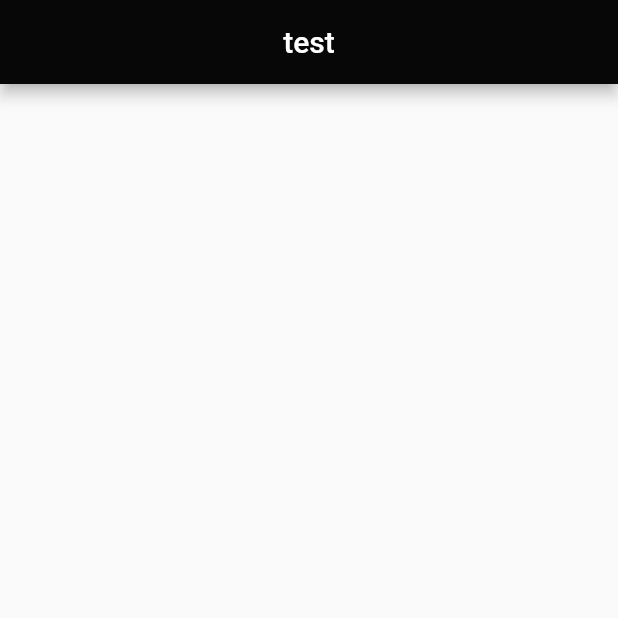
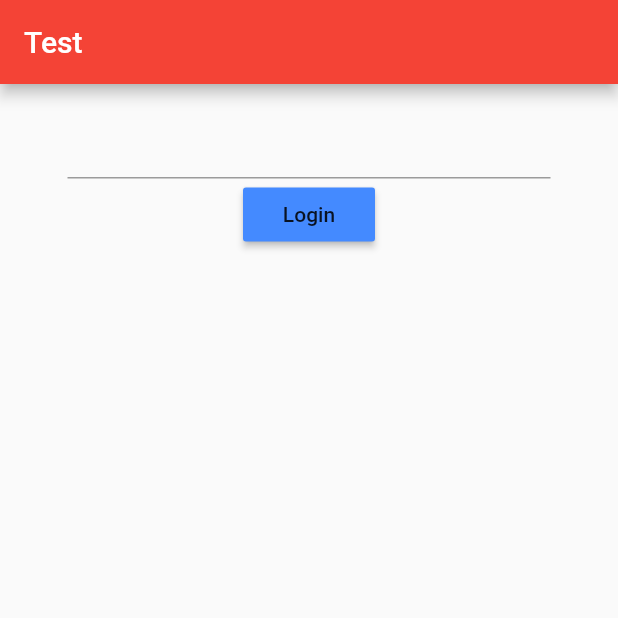
Before and after one commit to kernino/reizen_technologie, a Flutter app: the screen it shows after launch, on a phone screen of 412 x 824 dp, the top half of it. Run offline on Flutter 3.47's test engine with Material 2 defaults, Android fonts, the phone set to English and light mode, and no system bars; our stand-ins replace sqflite; accounts and stored records are empty; statements that could not run were skipped.

```diff
--- /dev/null
+++ b/lib/Model/HelloYouModel.dart
@@ -0,0 +1,3 @@
+abstract class HelloYouModel {
+  void setName(String string);
+}
--- /dev/null
+++ b/lib/ViewModel/HelloYouViewModel.dart
@@ -0,0 +1,18 @@
+import 'package:reizen_technologie/Model/HelloYouModel.dart';
+
+
+class HelloYouViewModel implements HelloYouModel {
+
+  static String name;
+
+
+  void setName(String string) {
+    name = string;
+    print("Name: " + name);
+  }
+
+
+
+
+
+}
--- /dev/null
+++ b/lib/Views/Widgets/appbar.dart
@@ -0,0 +1,15 @@
+import 'package:flutter/cupertino.dart';
+import 'package:flutter/material.dart';
+
+class AppbarTest{
+  static getAppbar() {
+
+      return AppBar(
+        title: Text(
+            'Test',
+            style: TextStyle(color: Colors.white)
+        ),
+        backgroundColor: Colors.red,
+      );
+  }
+}
--- /dev/null
+++ b/lib/Views/Widgets/hello_you.dart
@@ -0,0 +1,50 @@
+import 'package:flutter/cupertino.dart';
+import 'package:flutter/material.dart';
+import 'package:flutter/services.dart';
+import 'package:reizen_technologie/ViewModel/HelloYouViewModel.dart';
+
+
+class HelloYou extends StatefulWidget {
+  @override
+  State<StatefulWidget> createState() => _HelloYouState();
+}
+
+class _HelloYouState extends State<HelloYou> {
+  @override
+  Widget build(BuildContext context) {
+    HelloYouViewModel viewModel = new HelloYouViewModel();
+    final nameController = TextEditingController();
+
+    return Container(
+        padding: EdgeInsets.all(15.0),
+        child: Column(
+          crossAxisAlignment: CrossAxisAlignment.start,
+          children: <Widget>[
+            Container(
+              padding: EdgeInsets.symmetric(horizontal: 30),
+              alignment: Alignment.center,
+              decoration: BoxDecoration(
+                shape: BoxShape.rectangle,
+                borderRadius: BorderRadius.circular(2),
+              ),
+              child: TextFormField(
+                style: TextStyle(color: Colors.black),
+                keyboardType: TextInputType.text,
+                controller: nameController,
+              ),
+            ),
+            Container(
+              alignment: Alignment.center,
+              child: RaisedButton(
+                color: Colors.blueAccent,
+                onPressed: () {
+                  viewModel.setName(nameController.text.trim());
+                  Navigator.of(context).pushReplacementNamed('/screen2');
+                },
+                child: Text("Login"),
+              ),
+            )
+          ],
+        ));
+  }
+}
--- a/lib/main.dart
+++ b/lib/main.dart
@@ -1,28 +1,65 @@
 import 'package:flutter/material.dart';
-import 'package:reizen_technologie/ViewModels/main_page_viewmodel.dart';
+import 'package:reizen_technologie/Model/DatabaseTable.dart';
+import 'package:reizen_technologie/Model/User.dart';
+import 'package:reizen_technologie/ViewModel/database_helpers.dart';
 
-import 'Views/Pages/main_page.dart';
+import 'Views/Widgets/appbar.dart';
+import 'Views/Widgets/hello_you.dart';
+import 'Views/Widgets/hello_you2.dart';
 
-final MainPageViewModel main_pageVM = MainPageViewModel();
-
-void main() => runApp(MyApp(main_pageVM: main_pageVM));
+void main() => runApp(MyApp());
 
 class MyApp extends StatelessWidget {
-  final MainPageViewModel main_pageVM;
 
-  MyApp({@required this.main_pageVM});
+  // This widget is the root of your application.
+  @override
+  Widget build(BuildContext context) {
+   db();
 
-  @override
-  Widget build(BuildContext context){
     return new MaterialApp(
-      title: 'Flutter MVVM Demo',
-      theme: new ThemeData(
-        primaryColor: Color(0xff070707),
-        primaryColorLight: Color(0xff0a0a0a),
-        primaryColorDark: Color(0xff000000),
-      ),
-      home: MainPage(viewModel: main_pageVM),
-      debugShowCheckedModeBanner: false,
+        title: 'Hello you',
+        theme: new ThemeData(
+            primarySwatch: Colors.blue
+        ),
+        home: new MainDart()
     );
   }
 }
+
+class MainDart extends StatelessWidget {
+  @override
+  Widget build(BuildContext context) {
+    return  Scaffold(
+        appBar: AppbarTest.getAppbar(),
+        body: new MaterialApp(
+          home: new HelloYou(),
+          routes: <String, WidgetBuilder> {
+            '/screen1': (BuildContext context) => new HelloYou(),
+            '/screen2' : (BuildContext context) => new HelloYou2(),
+          },
+        )
+    );
+  }
+}
+Future db() async {
+
+  DatabaseHelper db = new DatabaseHelper();
+
+
+  await db.initializeDatabase();
+
+  var user1 = User(
+      firstName: 'test',
+      lastName: 'user',
+      acceptedConditions: 0,
+      token: 'UkDSHeJHscD3wU5zmnSjXWQKLWZkWAz4vzs4TSuKAQrRXILDSL7iB9qy5Qhy'
+  );
+
+
+  db.insert(user1);
+
+
+  List<DatabaseTable> usersList = await db.getAll(user1);
+
+  print(usersList);
+}
--- a/pubspec.yaml
+++ b/pubspec.yaml
@@ -19,7 +19,7 @@ environment:
 dependencies:
   flutter:
     sdk: flutter
-
+  sqflite: ^1.1.7+1
   # The following adds the Cupertino Icons font to your application.
   # Use with the CupertinoIcons class for iOS style icons.
   cupertino_icons: ^0.1.2
```
Also changed, not shown: lib/Model/DatabaseTable.dart (added, +14 -0 lines), lib/Model/User.dart (added, +48 -0 lines), lib/ViewModel/database_helpers.dart (added, +61 -0 lines), lib/Views/Widgets/hello_you2.dart (added, +16 -0 lines), lib/Model/Users.dart (added), pubspec.lock.
